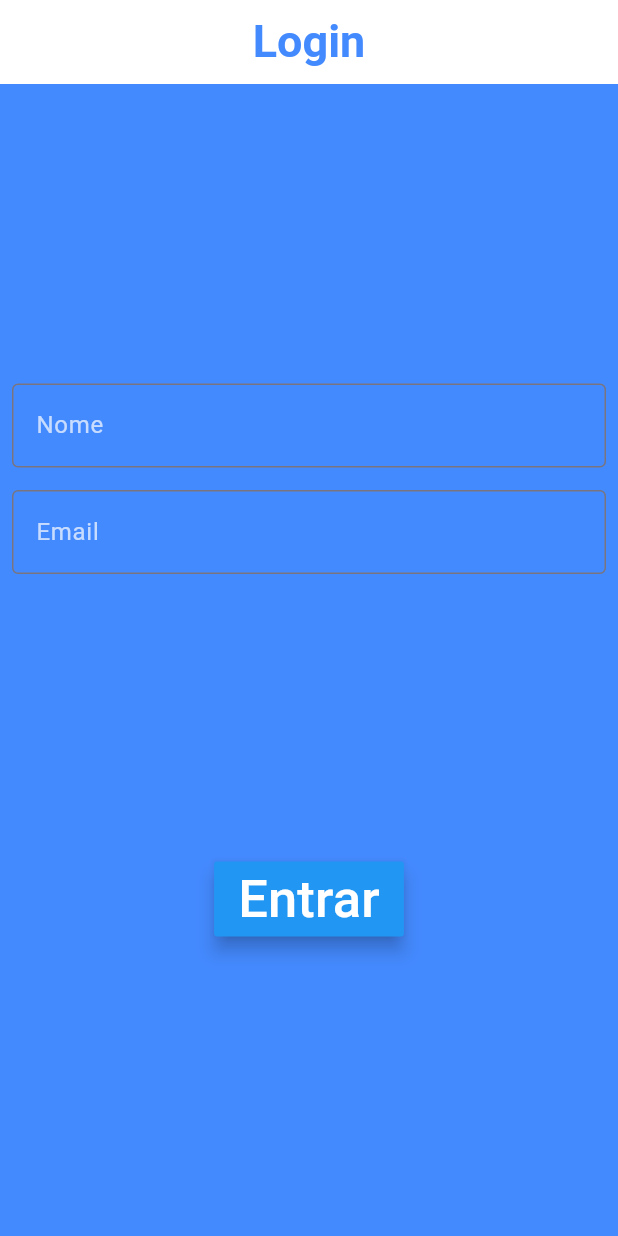
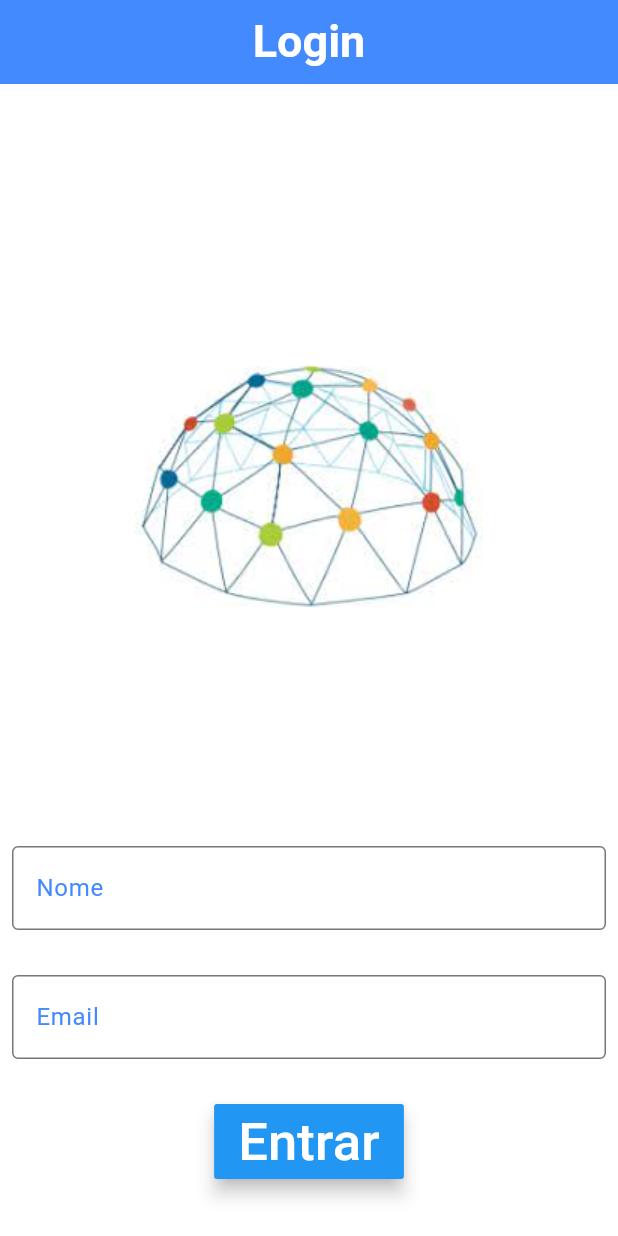
Before and after one commit to danielyudicarvalho/parque-da-ciencia, a Flutter app: the screen it shows after launch, on a phone screen of 412 x 824 dp. Run offline on Flutter 3.47's test engine with Material 3 defaults, Android fonts, the phone set to English and light mode, and no system bars; our stand-ins replace sqflite; missing offline and left inert: dart:ffi; accounts and stored records are empty.

Commit message:
Atualizar página de login e adicionar imagem do parque de ciência

```diff
--- a/lib/pages/login_page.dart
+++ b/lib/pages/login_page.dart
@@ -17,72 +17,81 @@ class _LoginPageState extends State<LoginPage> {
   @override
   Widget build(BuildContext context) {
     return Scaffold(
-      backgroundColor: Colors.blueAccent,
-
+      backgroundColor: Colors.white,
       appBar: AppBar(
-        backgroundColor: Colors.white,
+        backgroundColor: Colors.blueAccent,
         centerTitle: true,
-
         title: const Text(
           "Login",
           style: TextStyle(
             fontSize: 30,
-            color: Colors.blueAccent,
+            color: Colors.white,
             fontWeight: FontWeight.bold,
           ),
         ),
       ),
-
       body: Padding(
         padding: const EdgeInsets.all(8.0),
-
         child: Column(
           mainAxisAlignment: MainAxisAlignment.center,
+          children: [
+            SizedBox(height: 0.01),
 
-          children: [
-            const Spacer(),
+            Image.asset("lib/images/parque_ciencia.jpeg",
+                width: 500, height: 500),
 
+            const SizedBox(
+              height: 0.01,
+            ),
             // Campo do Nome
             TextField(
-              onChanged: (text){
+              onChanged: (text) {
                 nome = text;
               },
               decoration: const InputDecoration(
                 labelText: "Nome",
-                labelStyle: TextStyle(color: Colors.white70),
+                labelStyle: TextStyle(color: Colors.blueAccent),
                 border: OutlineInputBorder(),
               ),
             ),
 
-            const SizedBox(height: 15,),
+            const SizedBox(
+              height: 30,
+            ),
 
             // Campo do Email
             TextField(
-              onChanged: (text){
+              onChanged: (text) {
                 email = text;
               },
               keyboardType: TextInputType.emailAddress,
               decoration: const InputDecoration(
                 labelText: "Email",
-                labelStyle: TextStyle(color: Colors.white70),
+                labelStyle: TextStyle(color: Colors.blueAccent),
                 border: OutlineInputBorder(),
               ),
             ),
 
             const Spacer(),
 
-            MyButton(text: "Entrar", onPressed: () {
-              // Recolher nome e email
+            MyButton(
+                text: "Entrar",
+                onPressed: () {
+                  // Recolher nome e email
 
-              // Entrar na HomePage
-              Navigator.push(context, MaterialPageRoute(builder: (context) => const HomePage()));
-            }),
+                  // Entrar na HomePage
+                  Navigator.push(
+                      context,
+                      MaterialPageRoute(
+                          builder: (context) => const HomePage()));
+                }),
 
-            const Spacer(flex: 1,)
+            const Spacer(
+              flex: 1,
+            )
           ],
         ),
       ),
-
     );
   }
 }
--- a/pubspec.yaml
+++ b/pubspec.yaml
@@ -61,6 +61,7 @@ flutter:
     - lib/images/medio.jpeg
     - lib/images/meioruim.jpeg
     - lib/images/meiofeliz.jpeg
+    - lib/images/parque_ciencia.jpeg
 
   # The following line ensures that the Material Icons font is
   # included with your application, so that you can use the icons in
```
Also changed, not shown: lib/pages/home_page.dart (+103 -40 lines), lib/images/parque_ciencia.jpeg (added).
